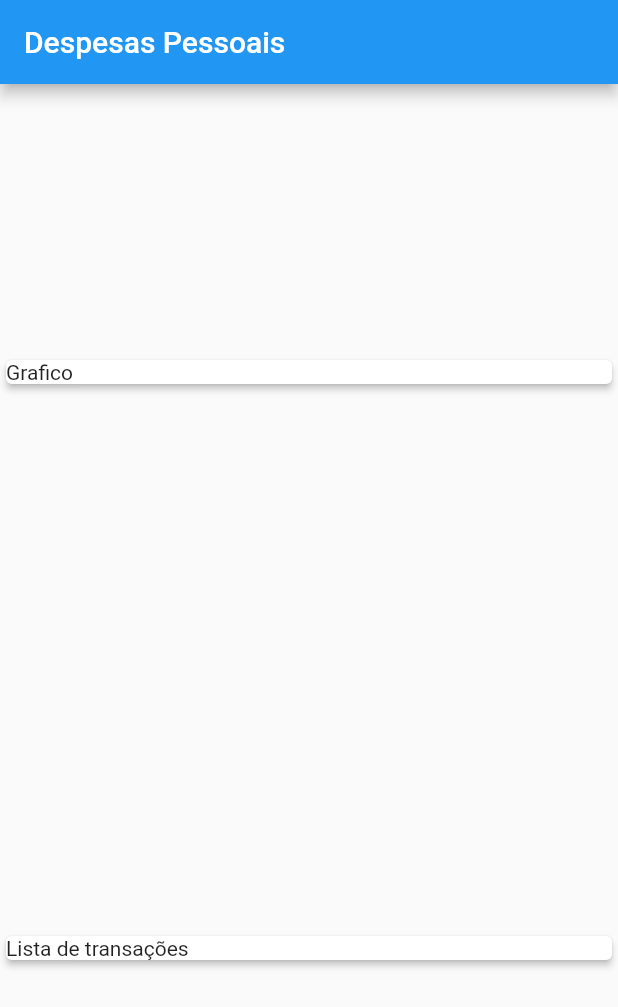
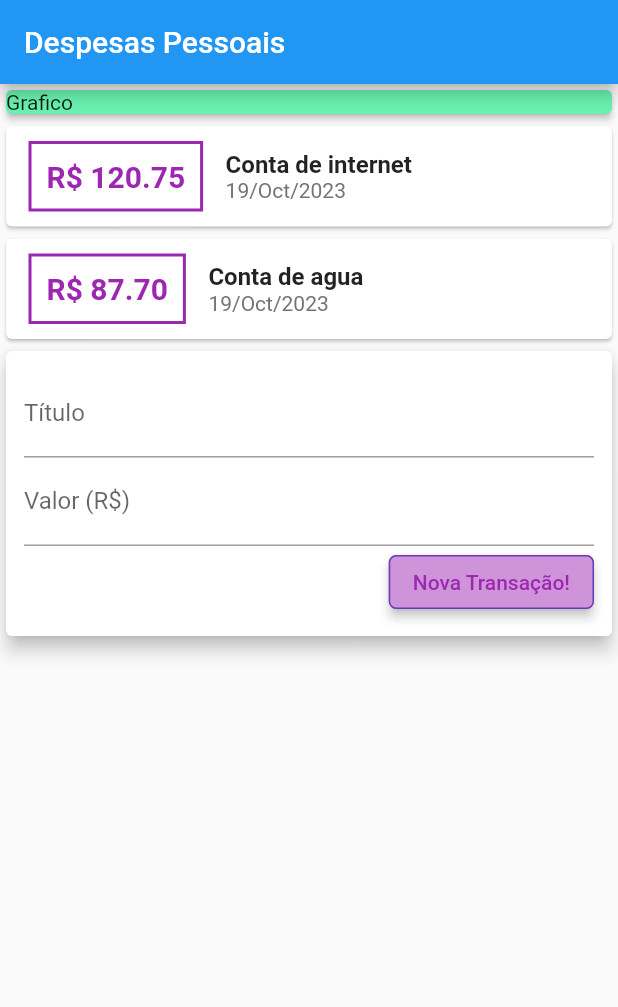
Before and after one commit to FelipiBuettgen/gestao_de_gastos_pessoal, a Flutter app: the screen it shows after launch, on a phone screen of 412 x 824 dp. Shown: the top 1007 px of the screen. Run offline on Flutter 3.47's test engine with Material 2 defaults, Android fonts, the phone set to English and light mode, and no system bars.

Commit message:
new file:   lib/components/transaction_form.dart 	new file:   lib/components/transaction_list.dart 	new file:   lib/components/transaction_user.dart 	modified:   lib/main.dart 	new file:   lib/models/transaction.dart 	modified:   pubspec.lock 	modified:   pubspec.yaml

```diff
--- /dev/null
+++ b/lib/components/transaction_form.dart
@@ -0,0 +1,60 @@
+// ignore_for_file: prefer_const_constructors, avoid_print
+
+import 'package:flutter/material.dart';
+
+class TransactionForm extends StatelessWidget {
+  final titleControler = TextEditingController();
+  final valueControler = TextEditingController();
+  TransactionForm({super.key});
+
+  @override
+  Widget build(BuildContext context) {
+    return Card(
+      elevation: 5,
+      child: Padding(
+        padding: const EdgeInsets.all(12.0),
+        child: Column(children: [
+          TextField(
+            controller: titleControler,
+            decoration: InputDecoration(
+              labelText: "Título",
+            ),
+          ),
+          TextField(
+            controller: valueControler,
+            decoration: InputDecoration(
+              labelText: "Valor (R\$)",
+            ),
+          ),
+          Row(
+            mainAxisAlignment: MainAxisAlignment.end,
+            children: [
+              ElevatedButton(
+                style: ButtonStyle(
+                    backgroundColor:
+                        MaterialStatePropertyAll(Colors.purple[200]),
+                    shape: MaterialStateProperty.all(RoundedRectangleBorder(
+                        borderRadius: BorderRadius.all(Radius.circular(5)),
+                        side: BorderSide(
+                          color: Colors.deepPurple,
+                          width: 1,
+                        ))),
+                    elevation: MaterialStateProperty.all(3)),
+                onPressed: () {
+                  print(titleControler.text);
+                  print(valueControler.text);
+                },
+                child: Text(
+                  "Nova Transação!",
+                  style: TextStyle(
+                    color: Colors.purple,
+                  ),
+                ),
+              ),
+            ],
+          )
+        ]),
+      ),
+    );
+  }
+}
--- /dev/null
+++ b/lib/components/transaction_list.dart
@@ -0,0 +1,60 @@
+// ignore_for_file: prefer_const_constructors
+
+import 'package:flutter/material.dart';
+import 'package:gestao_de_gastos_pessoal/models/transaction.dart';
+import 'package:intl/intl.dart';
+
+class TransactionList extends StatelessWidget {
+  final List<Transaction> transactions;
+  const TransactionList({super.key, required this.transactions});
+
+  @override
+  Widget build(BuildContext context) {
+    return Column(
+      children: transactions.map((e) {
+        return Card(
+            child: Row(
+          children: [
+            Container(
+              margin: EdgeInsets.symmetric(
+                horizontal: 15,
+                vertical: 10,
+              ),
+              decoration: BoxDecoration(
+                  border: Border.all(
+                color: Colors.purple,
+                width: 2,
+              )),
+              padding: EdgeInsets.all(10),
+              child: Text(
+                'R\$ ${e.valor.toStringAsFixed(2)}',
+                style: TextStyle(
+                    fontWeight: FontWeight.bold,
+                    fontSize: 20,
+                    color: Colors.purple),
+              ),
+            ),
+            Column(
+              crossAxisAlignment: CrossAxisAlignment.start,
+              children: [
+                Text(
+                  e.titulo,
+                  style: TextStyle(
+                    fontWeight: FontWeight.bold,
+                    fontSize: 16,
+                  ),
+                ),
+                Text(
+                  DateFormat('d/MMM/y').format(e.data),
+                  style: TextStyle(
+                    color: Color.fromARGB(255, 116, 116, 116),
+                  ),
+                )
+              ],
+            )
+          ],
+        ));
+      }).toList(),
+    );
+  }
+}
--- /dev/null
+++ b/lib/components/transaction_user.dart
@@ -0,0 +1,38 @@
+import 'package:flutter/material.dart';
+import 'transaction_list.dart';
+import 'transaction_form.dart';
+import '../models/transaction.dart';
+
+class TransactionUser extends StatefulWidget {
+  const TransactionUser({super.key});
+
+  @override
+  State<TransactionUser> createState() => _TransactionUserState();
+}
+
+class _TransactionUserState extends State<TransactionUser> {
+  final _transactions = [
+    Transaction(
+      id: 't1',
+      titulo: 'Conta de internet',
+      valor: 120.75,
+      data: DateTime.now(),
+    ),
+    Transaction(
+      id: 't1',
+      titulo: 'Conta de agua',
+      valor: 87.70,
+      data: DateTime.now(),
+    ),
+  ];
+
+  @override
+  Widget build(BuildContext context) {
+    return Column(
+      children: [
+        TransactionList(transactions: _transactions),
+        TransactionForm()
+      ],
+    );
+  }
+}
--- a/lib/main.dart
+++ b/lib/main.dart
@@ -1,33 +1,31 @@
-// ignore_for_file: prefer_const_constructors, sort_child_properties_last, prefer_const_literals_to_create_immutables
-
+// ignore_for_file: prefer_const_constructors, sort_child_properties_last, prefer_const_literals_to_create_immutables, avoid_print
 import 'package:flutter/material.dart';
+import 'package:gestao_de_gastos_pessoal/components/transaction_form.dart';
+import 'package:gestao_de_gastos_pessoal/components/transaction_list.dart';
+import 'package:gestao_de_gastos_pessoal/components/transaction_user.dart';
+import 'models/transaction.dart';
 
 void main() {
-  runApp(const App());
+  runApp(App());
 }
 
 class App extends StatelessWidget {
-  const App({super.key});
+  App({super.key});
 
   @override
   Widget build(BuildContext context) {
     return MaterialApp(
       home: Scaffold(
-        appBar: AppBar(
-            title: Text("Despesas Pessoais", textDirection: TextDirection.ltr)),
+        appBar: AppBar(title: Text("Despesas Pessoais")),
         body: Column(
-          mainAxisAlignment: MainAxisAlignment.spaceAround,
           crossAxisAlignment: CrossAxisAlignment.stretch,
           children: [
             Card(
-              child: Text('Grafico', textDirection: TextDirection.ltr),
+              child: Text('Grafico'),
               elevation: 2,
+              color: Colors.greenAccent,
             ),
-            Card(
-              child:
-                  Text("Lista de transações", textDirection: TextDirection.ltr),
-              elevation: 2,
-            )
+            TransactionUser()
           ],
         ),
       ),
--- /dev/null
+++ b/lib/models/transaction.dart
@@ -0,0 +1,12 @@
+class Transaction {
+  final String id;
+  final String titulo;
+  final double valor;
+  final DateTime data;
+
+  Transaction(
+      {required this.id,
+      required this.titulo,
+      required this.valor,
+      required this.data});
+}
--- a/pubspec.yaml
+++ b/pubspec.yaml
@@ -31,7 +31,7 @@ dependencies:
   flutter:
     sdk: flutter
 
-
+  intl: ^0.18.1
   # The following adds the Cupertino Icons font to your application.
   # Use with the CupertinoIcons class for iOS style icons.
   cupertino_icons: ^1.0.2
```
Also changed, not shown: pubspec.lock.
